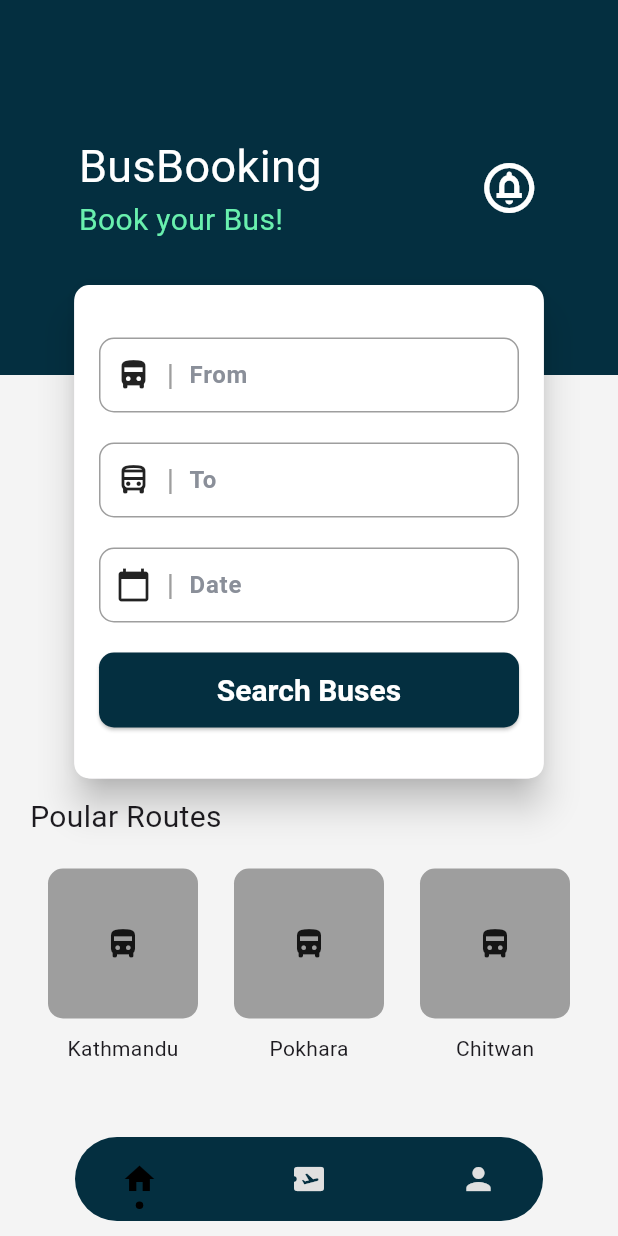
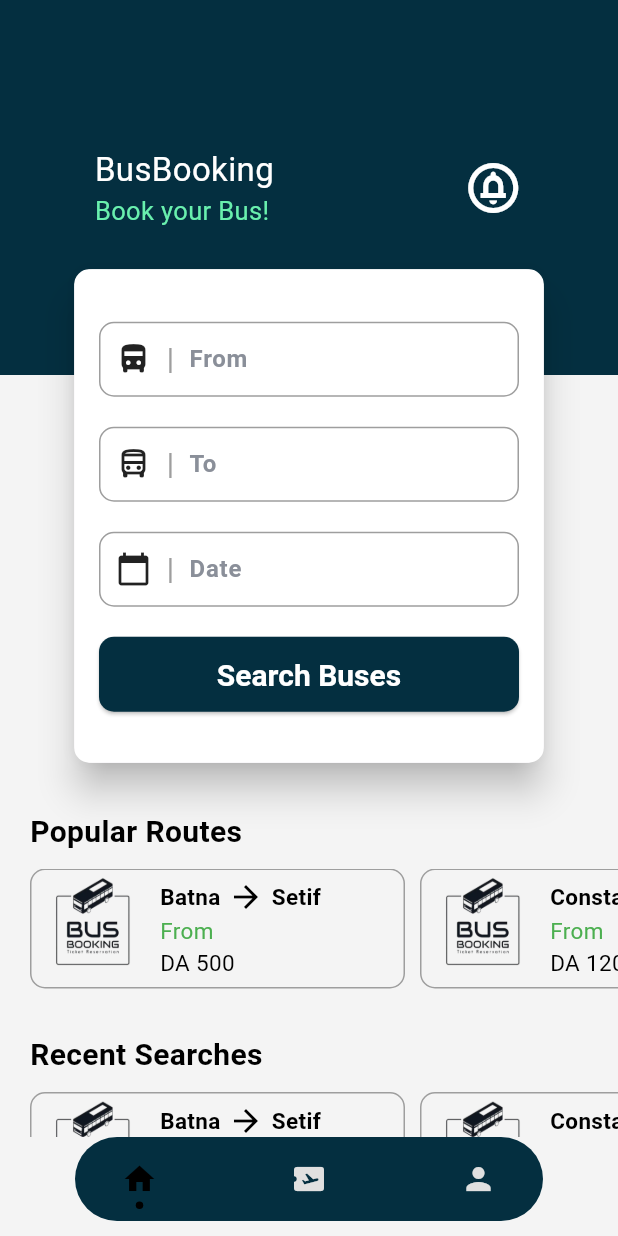
Before and after one commit to yas2003ser/bus_booking, a Flutter app: the HomeScreen screen opened by its route, on a phone screen of 412 x 824 dp. Run offline on Flutter 3.47's test engine with Material 3 defaults, Android fonts, the light colour scheme and no system bars; drawn by our look-alikes of dot_navigation_bar; our stand-ins replace another_flutter_splash_screen, flutter_riverpod.

Commit message:
home screen 100  %

```diff
--- a/lib/screens/navBarScreens/booking.dart
+++ b/lib/screens/navBarScreens/booking.dart
@@ -45,7 +45,9 @@ class Booking extends ConsumerWidget {
             else
               Column(
                 children: [
+                  const SizedBox(height: 50),
                   Image.asset(ImgAssets.tickets),
+                  const SizedBox(height: 20),
                   Image.asset(ImgAssets.tickets)
                 ],
               ),
--- a/lib/screens/navBarScreens/home.dart
+++ b/lib/screens/navBarScreens/home.dart
@@ -1,3 +1,4 @@
+import 'package:bus_booking/widgets/home_rotes.dart';
 import 'package:bus_booking/widgets/search_card.dart';
 import 'package:flutter/material.dart';
 
@@ -7,9 +8,7 @@ class Home extends StatelessWidget {
   @override
   Widget build(BuildContext context) {
     return SingleChildScrollView(
-      child: Stack(
-        alignment: Alignment.center,
-        children: [
+      child: Stack(alignment: Alignment.center, children: [
         Column(
           crossAxisAlignment: CrossAxisAlignment.start,
           children: [
@@ -25,12 +24,11 @@ class Home extends StatelessWidget {
                     crossAxisAlignment: CrossAxisAlignment.start,
                     children: [
                       Text("BusBooking",
-                            style:
-                                TextStyle(color: Colors.white, fontSize: 30)),
+                          style: TextStyle(color: Colors.white, fontSize: 22)),
                       Text("Book your Bus!",
                           textAlign: TextAlign.start,
                           style: TextStyle(
-                                color: Colors.greenAccent, fontSize: 20)),
+                              color: Colors.greenAccent, fontSize: 17)),
                     ],
                   ),
                   Icon(
@@ -41,75 +39,29 @@ class Home extends StatelessWidget {
                 ],
               ),
             ),
-              const SizedBox(height: 280),
-              Padding(
-                padding: const EdgeInsets.symmetric(horizontal: 20),
-                child: Column(
-                  crossAxisAlignment: CrossAxisAlignment.start,
+            const Column(
               children: [
-                    const Text(
-                      "Poular Routes",
-                      style: TextStyle(fontSize: 20),
+                SizedBox(
+                  height: 290,
                 ),
-                    const SizedBox(height: 20),
-                    Row(
-                      mainAxisAlignment: MainAxisAlignment.spaceAround,
-                      children: [
-                        Column(
-                          children: [
-                            Container(
-                              height: 100,
-                              width: 100,
-                              decoration: BoxDecoration(
-                                borderRadius: BorderRadius.circular(10),
-                                color: Colors.grey,
+                HomeRoutes(
+                  text: 'Popular Routes',
                 ),
-                              child: const Icon(Icons.directions_bus_filled),
+                SizedBox(
+                  height: 30,
                 ),
-                            const SizedBox(height: 10),
-                            const Text("Kathmandu"),
-                          ],
-                        ),
-                        Column(
-                          children: [
-                            Container(
-                              height: 100,
-                              width: 100,
-                              decoration: BoxDecoration(
-                                borderRadius: BorderRadius.circular(10),
-                                color: Colors.grey,
-                              ),
-                              child: const Icon(Icons.directions_bus_filled),
-                            ),
-                            const SizedBox(height: 10),
-                            const Text("Pokhara"),
-                          ],
-                        ),
-                        Column(
-                          children: [
-                            Container(
-                              height: 100,
-                              width: 100,
-                              decoration: BoxDecoration(
-                                borderRadius: BorderRadius.circular(10),
-                                color: Colors.grey,
-                              ),
-                              child: const Icon(Icons.directions_bus_filled),
-                            ),
-                            const SizedBox(height: 10),
-                            const Text("Chitwan"),
-                          ],
+                HomeRoutes(
+                  text: 'Recent Searches',
                 ),
               ],
             ),
           ],
         ),
-              ),
-            ],
-          ),
-          const SearchCard(),
-        ],
-      ),
+        const Padding(
+          padding: EdgeInsets.only(bottom: 120),
+          child: SearchCard(),
+        )
+      ]),
     );
   }
 }
--- a/lib/screens/navBarScreens/profile.dart
+++ b/lib/screens/navBarScreens/profile.dart
@@ -7,11 +7,11 @@ class Profile extends StatelessWidget {
   @override
   Widget build(BuildContext context) {
     final List<Map> profileButton = [
-      {'text': 'Bookings', 'OnPressed': () {}},
-      {'text': 'Wallet', 'OnPressed': () {}},
-      {'text': 'FeedBack', 'OnPressed': () {}},
-      {'text': 'About Us', 'OnPressed': () {}},
-      {'text': 'Sign Out', 'OnPressed': () {}},
+      {'text': 'Bookings', 'OnPressed': () {}, 'icon': Icons.book_outlined},
+      {'text': 'Wallet', 'OnPressed': () {}, 'icon': Icons.wallet_outlined},
+      {'text': 'FeedBack', 'OnPressed': () {}, 'icon': Icons.feedback_outlined},
+      {'text': 'About Us', 'OnPressed': () {}, 'icon': Icons.info_outline},
+      {'text': 'Sign Out', 'OnPressed': () {}, 'icon': Icons.logout_outlined},
     ];
     return SingleChildScrollView(
       child: Column(
@@ -62,6 +62,7 @@ class Profile extends StatelessWidget {
                 ProfileButton(
                   text: profileButtons['text'],
                   onPressed: profileButtons['OnPressed'],
+                  icon: profileButtons['icon'],
                 ),
                 const SizedBox(height: 20),
               ],
--- /dev/null
+++ b/lib/widgets/booking_routes.dart
@@ -0,0 +1,79 @@
+import 'package:bus_booking/core/util/img_assets.dart';
+import 'package:flutter/material.dart';
+
+class BookingRoutes extends StatelessWidget {
+  const BookingRoutes({super.key, required this.from, required this.to, required this.price});
+  final String from ;
+  final String to ;
+  final String price ;
+
+  @override
+  Widget build(BuildContext context) {
+    return Container(
+      width: 250,
+      height: 80,
+      decoration: BoxDecoration(
+        borderRadius: BorderRadius.circular(10),
+        border: Border.all(
+          color: Colors.grey,
+          width: 1,
+        ),
+      ),
+      child: Padding(
+        padding: const EdgeInsets.symmetric(horizontal: 5, vertical: 2),
+        child: Row(
+          children: [
+            Image.asset(ImgAssets.logo),
+            const SizedBox(width: 10),
+             Column(
+              mainAxisAlignment: MainAxisAlignment.center,
+              crossAxisAlignment: CrossAxisAlignment.start,
+              children: [
+                Row(
+                  children: [
+                    Text(
+                      from,
+                      style: const TextStyle(
+                        color: Colors.black,
+                        fontWeight: FontWeight.bold,
+                        fontSize: 15,
+                      ),
+                    ),
+                    const SizedBox(width: 5),
+                    const Icon(
+                      Icons.arrow_forward,
+                      color: Colors.black,
+                    ),
+                    const SizedBox(width: 5),
+                    Text(
+                      to,
+                      style: const TextStyle(
+                        fontWeight: FontWeight.bold,
+                        color: Colors.black,
+                        fontSize: 15,
+                      ),
+                    ),
+                  ],
+                ),
+                const Text(
+                  "From",
+                  style: TextStyle(
+                    color: Colors.green,
+                    fontSize: 15,
+                  ),
+                ),
+                Text(
+                  "DA $price",
+                  style: const TextStyle(
+                    color: Colors.black,
+                    fontSize: 15,
+                  ),
+                ),
+              ],
+            ),
+          ],
+        ),
+      ),
+    );
+  }
+}
--- /dev/null
+++ b/lib/widgets/home_rotes.dart
@@ -0,0 +1,55 @@
+import 'package:bus_booking/widgets/booking_routes.dart';
+import 'package:flutter/material.dart';
+
+class HomeRoutes extends StatelessWidget {
+  const HomeRoutes({super.key, required this.text});
+  final String text;
+
+  @override
+  Widget build(BuildContext context) {
+    return Padding(
+      padding: const EdgeInsets.only(left: 20),
+      child: Column(
+        crossAxisAlignment: CrossAxisAlignment.start,
+        children: [
+          Text(
+            text,
+            style: const TextStyle(
+                color: Colors.black, fontSize: 20, fontWeight: FontWeight.bold),
+          ),
+          const SizedBox(
+            height: 10,
+          ),
+          SizedBox(
+            height: 80,
+            // Specify the desired height
+            width: double.infinity, // Use the available width
+            child: ListView(
+              scrollDirection: Axis.horizontal,
+              shrinkWrap: true,
+              children: const [
+                BookingRoutes(
+                  from: 'Batna',
+                  to: 'Setif',
+                  price: '500',
+                ),
+                SizedBox(width: 10),
+                BookingRoutes(
+                  from: 'Constantine',
+                  to: 'Alger',
+                  price: '1200',
+                ),
+                SizedBox(width: 10),
+                BookingRoutes(
+                  from: 'Elma',
+                  to: 'Oran',
+                  price: '3500',
+                ),
+              ],
+            ),
+          ),
+        ],
+      ),
+    );
+  }
+}
--- a/lib/widgets/profile_buttons.dart
+++ b/lib/widgets/profile_buttons.dart
@@ -1,9 +1,10 @@
 import 'package:flutter/material.dart';
 
 class ProfileButton extends StatelessWidget {
-  const ProfileButton({super.key, required this.text, required this.onPressed});
+  const ProfileButton({super.key, required this.text, required this.onPressed, required this.icon});
   final String text;
   final VoidCallback onPressed;
+  final IconData icon;
 
   @override
   Widget build(BuildContext context) {
@@ -16,6 +17,7 @@ class ProfileButton extends StatelessWidget {
           width: double.infinity,
           height: 50,
           decoration: BoxDecoration(
+            color: Colors.grey[200],
             border: Border.all(
               width: 0.2,
             ),
@@ -26,9 +28,9 @@ class ProfileButton extends StatelessWidget {
             child: Row(
               mainAxisAlignment: MainAxisAlignment.start,
               children: [
-                const Icon(
-                  Icons.arrow_forward_ios,
-                  color: Color(0xff042F40),
+                 Icon(
+                 icon,
+                  color: const Color(0xff042F40),
                 ),
                 const SizedBox(width: 20),
                 Text(
```
Lines whose indentation alone changed are shown as unchanged.
